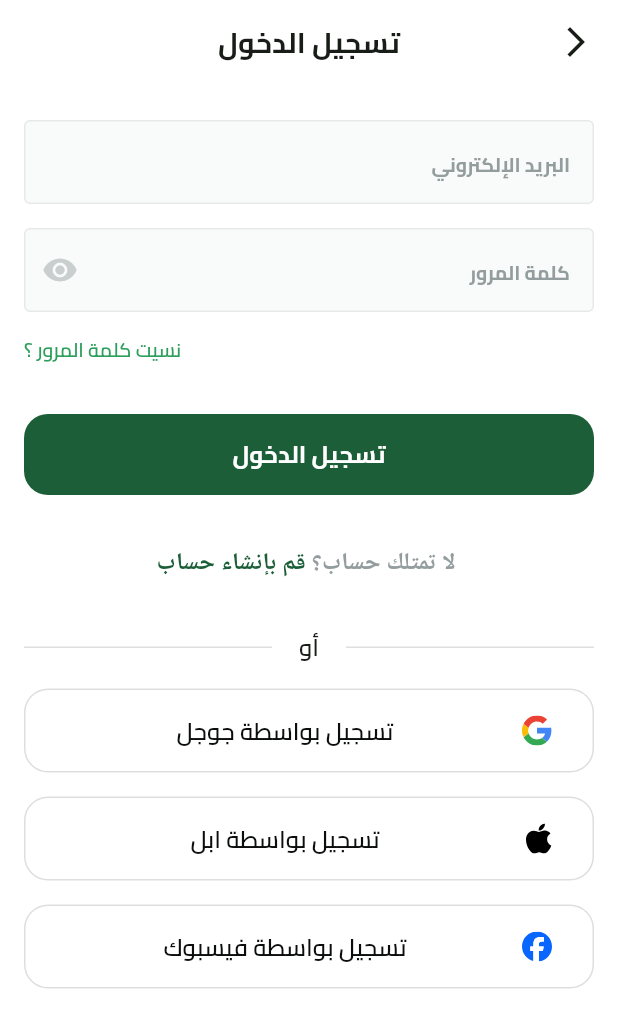
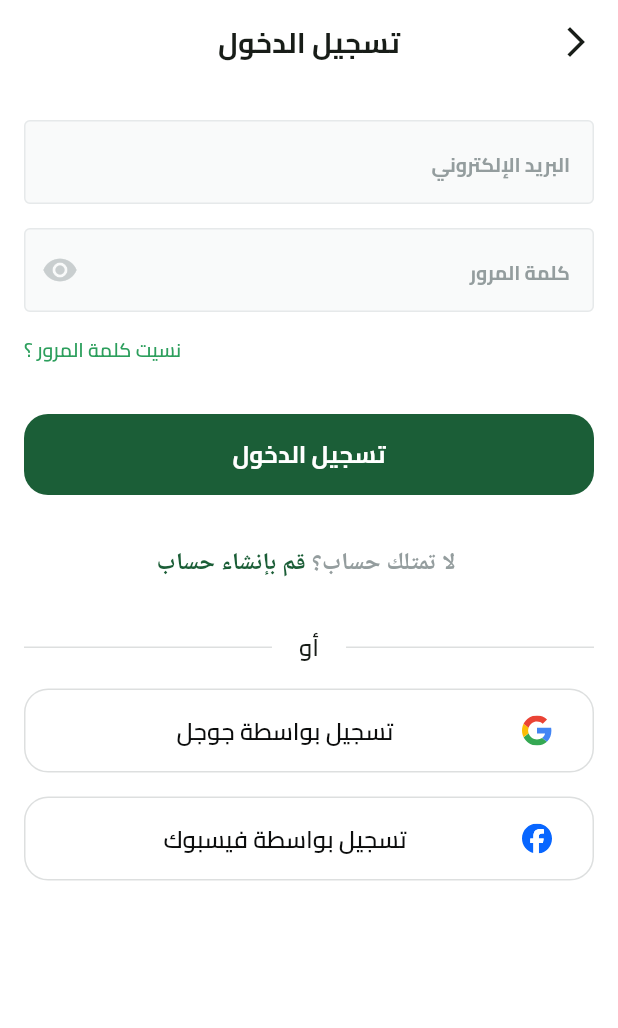
Before and after one commit to Yousief-Ahmed/e_commerce, a Flutter app: the SigninView screen opened by its route, on a phone screen of 412 x 824 dp. Shown: the top 1028 px of the screen. Run offline on Flutter 3.47's test engine with Material 3 defaults, Android fonts, the phone set to English and light mode, and no system bars; drawn by our look-alikes of modal_progress_hud_nsn; our stand-ins replace bloc, dartz, dots_indicator, firebase_auth, firebase_core, flutter_bloc and 7 more; missing offline and left inert: flutter_facebook_auth; accounts and stored records are empty.

Commit message:
auth feature done

```diff
--- a/lib/features/auth/presentation/views/widgets/signin_view_body.dart
+++ b/lib/features/auth/presentation/views/widgets/signin_view_body.dart
@@ -1,3 +1,5 @@
+import 'dart:io';
+
 import 'package:e_commerce/core/constants.dart';
 import 'package:e_commerce/core/utils/app_colors.dart';
 import 'package:e_commerce/core/utils/app_images.dart';
@@ -77,11 +79,11 @@ class _SigninViewBodyState extends State<SigninViewBody> {
                   }
                 },
               ),
-              SizedBox(height: 33),
+              const SizedBox(height: 33),
               const DontHaveAccount(),
               SizedBox(height: 33),
               const OrDivider(),
-              SizedBox(height: 16),
+              const SizedBox(height: 16),
               SocialLoginButton(
                 iconName: Assets.imagesGoogleIcon,
                 label: 'تسجيل بواسطة جوجل ',
@@ -89,7 +91,10 @@ class _SigninViewBodyState extends State<SigninViewBody> {
                   context.read<SigninCubit>().signInWithGoogle();
                 },
               ),
-              SizedBox(height: 16),
+              const SizedBox(height: 16),
+              Platform.isIOS
+                  ? Column(
+                      children: [
                         SocialLoginButton(
                           iconName: Assets.imagesAppleIcon,
                           label: 'تسجيل بواسطة ابل ',
@@ -98,6 +103,9 @@ class _SigninViewBodyState extends State<SigninViewBody> {
                           },
                         ),
                         SizedBox(height: 16),
+                      ],
+                    )
+                  : const SizedBox(),
               SocialLoginButton(
                 iconName: Assets.imagesFacebookIcon,
                 label: 'تسجيل بواسطة فيسبوك ',
```
Also changed, not shown: lib/core/services/firebase_auth_service.dart (+36 -7 lines), 3 other files. Lines whose indentation alone changed are shown as unchanged.
